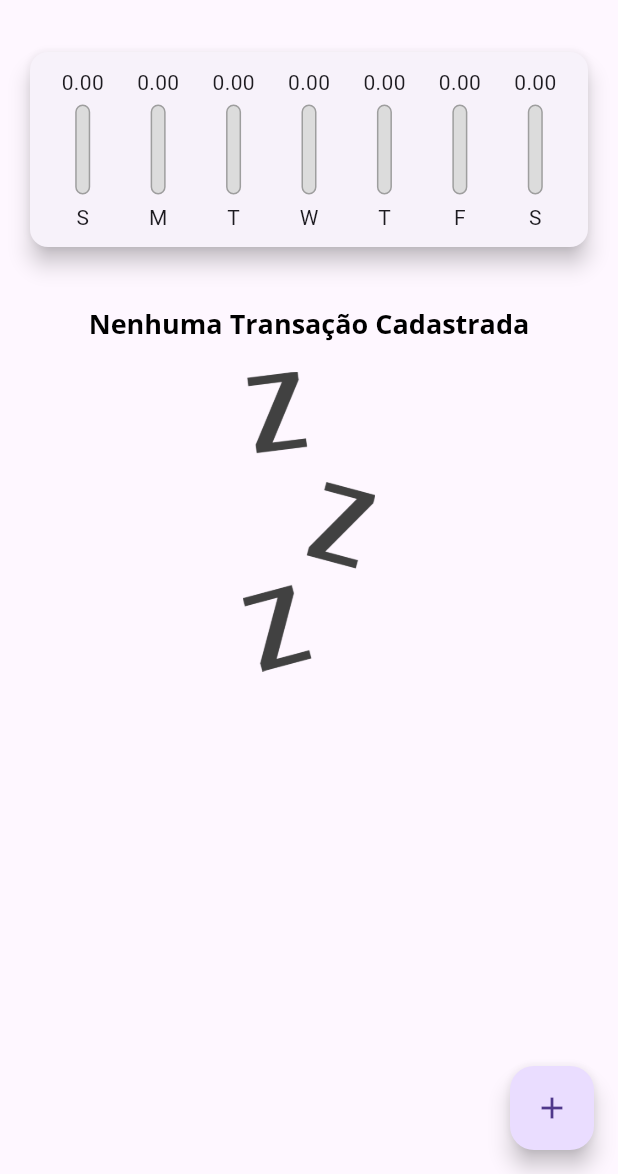
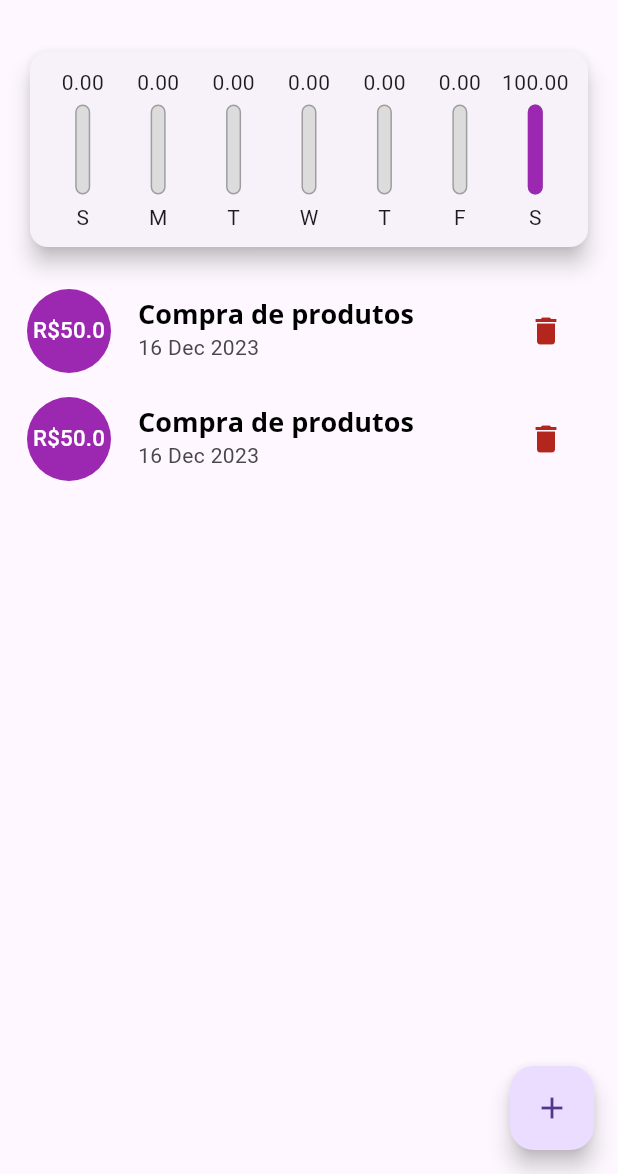
Before and after one commit to RafaellaBarbosa/expenses_app, a Flutter app: the screen it shows after launch, on a phone screen of 412 x 824 dp, the part 62-1236 px from its top. Run offline on Flutter 3.47's test engine with Material 3 defaults, Android fonts, the phone set to English and light mode, and no system bars.

Commit message:
feat: add gerador de id

```diff
--- a/lib/main.dart
+++ b/lib/main.dart
@@ -1,10 +1,10 @@
-import 'dart:math';
 import 'package:flutter_localizations/flutter_localizations.dart';
 import 'package:expenses_app/components/chart.dart';
 import 'package:expenses_app/components/transaction_form.dart';
 import 'package:expenses_app/components/transaction_list.dart';
 import 'package:expenses_app/models/transaction.dart';
 import 'package:flutter/material.dart';
+import 'package:uuid/uuid.dart';
 
 void main(List<String> args) {
   runApp(const ExpensesApp());
@@ -61,7 +61,20 @@ class MyHomePage extends StatefulWidget {
 }
 
 class _MyHomePageState extends State<MyHomePage> {
-  final List<Transaction> _transactions = [];
+  final List<Transaction> _transactions = [
+    Transaction(
+      id: "1",
+      title: "Compra de produtos",
+      value: 50.0,
+      date: DateTime.now(),
+    ),
+    Transaction(
+      id: "2",
+      title: "Compra de produtos",
+      value: 50.0,
+      date: DateTime.now(),
+    )
+  ];
 
   List<Transaction> get _recentTransactions {
     return _transactions.where((tr) {
@@ -73,7 +86,7 @@ class _MyHomePageState extends State<MyHomePage> {
 
   _addTransaction(String title, double value, DateTime date) {
     final newTransaction = Transaction(
-      id: Random().nextInt.toString(),
+      id: const Uuid().v4(),
       title: title,
       value: value,
       date: date,
@@ -84,11 +97,12 @@ class _MyHomePageState extends State<MyHomePage> {
     Navigator.of(context).pop();
   }
 
-    _removeTransaction(String id) {
+  _removeTransaction(String id) {
     setState(() {
       _transactions.removeWhere((tr) => tr.id == id);
     });
   }
+
   _openTransactionFormModal(BuildContext context) {
     showModalBottomSheet(
         context: context,
--- a/pubspec.yaml
+++ b/pubspec.yaml
@@ -39,6 +39,7 @@ dependencies:
   flutter_localization: ^0.1.14
   flutter_localizations:
     sdk: flutter
+  uuid: ^4.2.2
 
 
 dev_dependencies:
```
Also changed, not shown: pubspec.lock.
